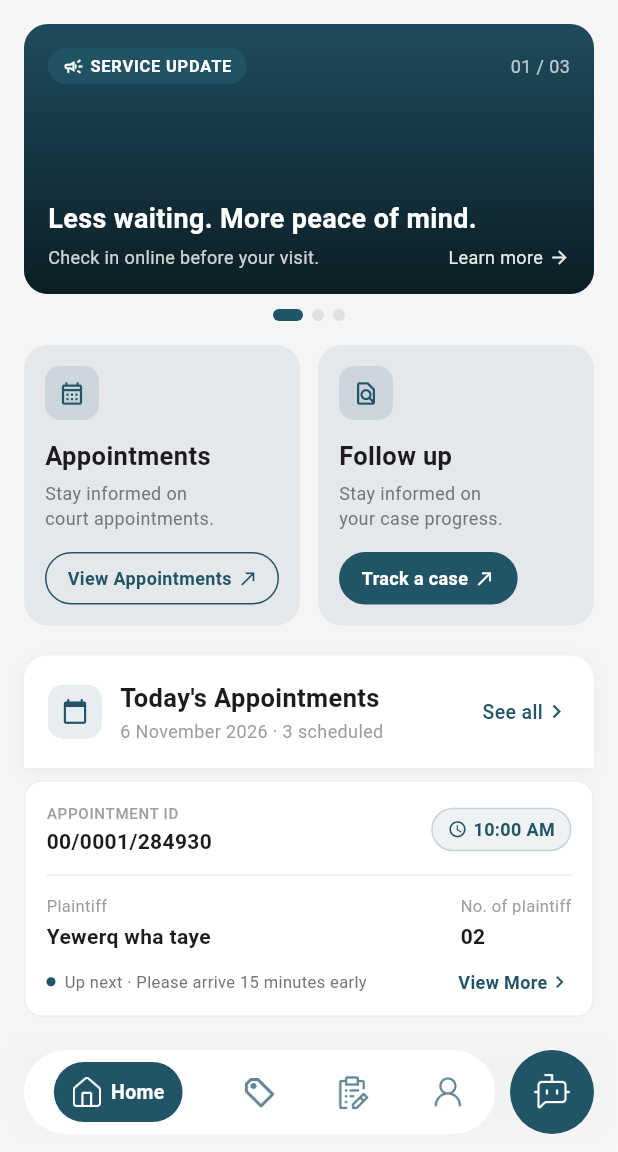
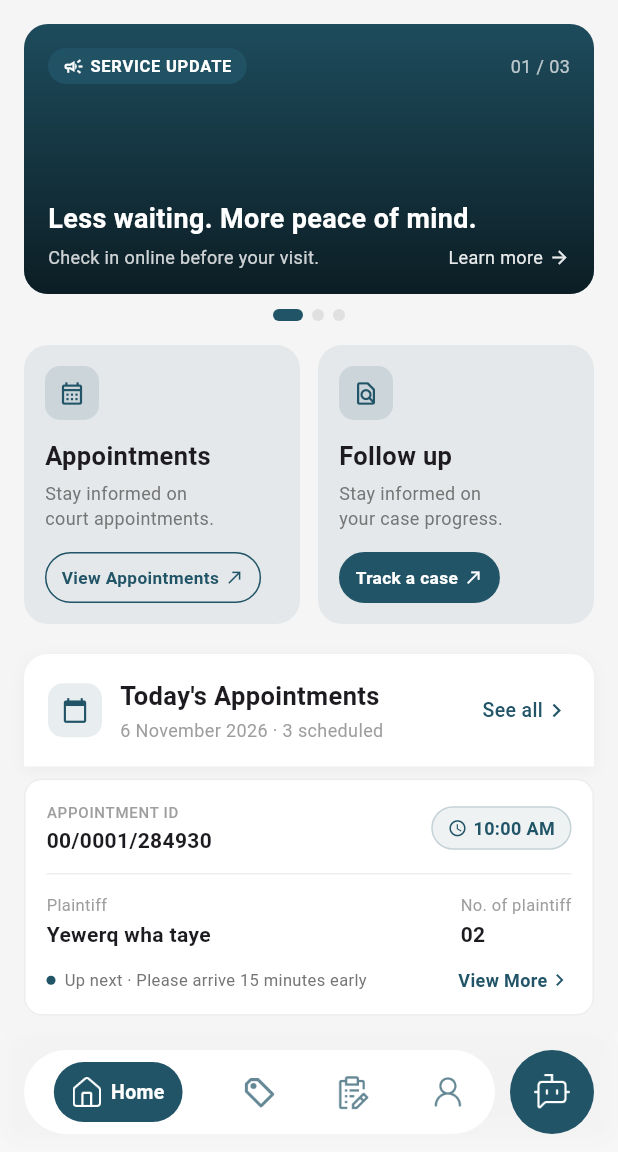
Before and after one commit to dawitzeleke/hsc, a Flutter app: the screen it shows after launch, on a phone screen of 412 x 824 dp, the part 84-1236 px from its top. Run offline on Flutter 3.47's test engine with Material 3 defaults, Android fonts, the phone set to English and light mode, and no system bars; our stand-ins replace get.

```diff
--- a/lib/app/modules/home/views/home_content.dart
+++ b/lib/app/modules/home/views/home_content.dart
@@ -413,29 +413,33 @@ class _ActionCard extends StatelessWidget {
           GestureDetector(
             onTap: onTap,
             child: Container(
-              padding: const EdgeInsets.symmetric(horizontal: 14, vertical: 8),
+              padding: const EdgeInsets.symmetric(horizontal: 10, vertical: 8),
               decoration: BoxDecoration(
                 color: filled ? AppColors.primary : Colors.transparent,
                 border: Border.all(
-                  color: filled ? AppColors.primary : AppColors.primary,
+                  color: AppColors.primary,
                 ),
                 borderRadius: BorderRadius.circular(20),
               ),
               child: Row(
                 mainAxisSize: MainAxisSize.min,
                 children: [
-                  Text(
-                    buttonText,
-                    style: TextStyle(
-                      fontSize: 12,
-                      fontWeight: FontWeight.w600,
-                      color: filled ? Colors.white : AppColors.primary,
+                  Flexible(
+                    child: Text(
+                      buttonText,
+                      overflow: TextOverflow.ellipsis,
+                      maxLines: 1,
+                      style: TextStyle(
+                        fontSize: 11.5,
+                        fontWeight: FontWeight.w600,
+                        color: filled ? Colors.white : AppColors.primary,
+                      ),
                     ),
                   ),
                   const SizedBox(width: 4),
                   Icon(
                     Icons.north_east,
-                    size: 14,
+                    size: 13,
                     color: filled ? Colors.white : AppColors.primary,
                   ),
                 ],
```
